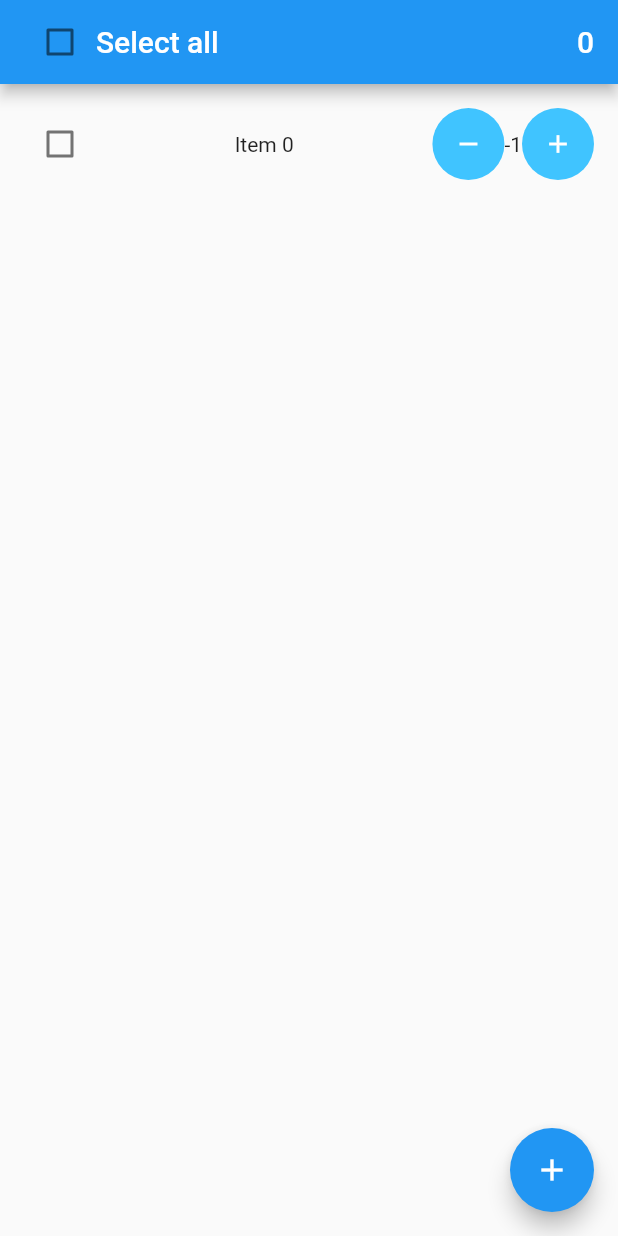
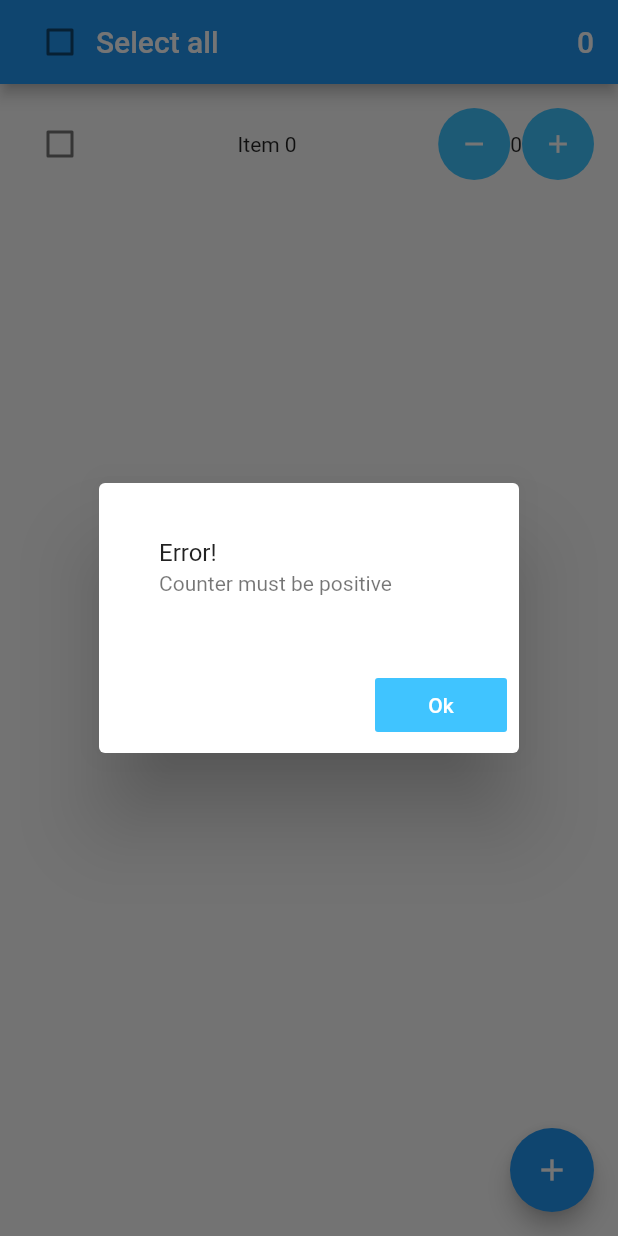
Before and after one commit to seregakd/flutter_login, a Flutter app: the ListWithChekbox screen opened directly, after a tap on the "add" icon, after a tap on the "remove" icon, on a phone screen of 412 x 824 dp. Run offline on Flutter 3.47's test engine with Material 2 defaults, Android fonts, the phone set to English and light mode, and no system bars.

```diff
--- a/lib/list_with_chekbox.dart
+++ b/lib/list_with_chekbox.dart
@@ -1,9 +1,9 @@
 import 'package:flutter/material.dart';
 import 'Item_list.dart';
 import 'Item_model.dart';
+import 'utils.dart';
 
 class ListWithChekbox extends StatefulWidget {
-
   @override
   _ListWithChekboxState createState() => _ListWithChekboxState();
 }
@@ -14,6 +14,7 @@ class _ListWithChekboxState extends State<ListWithChekbox> {
   bool _valueTitleCb = false;
   List models = <ItemModel>[];
   ItemModel itemModel;
+  var _utils = Utils();
 
   void _addItem() {
     setState(() {
@@ -57,12 +58,16 @@ class _ListWithChekboxState extends State<ListWithChekbox> {
         });
       }
     } else {
-      itemModel.counter--;
+      if (itemModel.counter > 0) {
+        itemModel.counter--;
 
-      if (itemModel.valueCheckbox) {
-        setState(() {
-          _allCount--;
-        });
+        if (itemModel.valueCheckbox) {
+          setState(() {
+            _allCount--;
+          });
+        }
+      } else {
+          _utils.viewShowDialog(context, "Counter must be positive");
       }
     }
 
--- a/lib/login_page.dart
+++ b/lib/login_page.dart
@@ -87,17 +87,17 @@ class _LoginPageState extends State<LoginPage> {
 
   void _loginPressed () {
     if (!users.containsKey(_email)) {
-      _viewShowDialog('Username not exists');
+      _viewShowDialog(context, 'Username not exists');
     } else {
       if(users[_email] != _password) {
-        _viewShowDialog('Password does not match');
+        _viewShowDialog(context, 'Password does not match');
       } else {
         Navigator.pushReplacementNamed(context, '/list');
       }
     }
   }
 
-  void _viewShowDialog(String errorMessage){
+  void _viewShowDialog(BuildContext context, String errorMessage){
     showDialog(
       context: context,
       builder: (context) => AlertDialog(
--- /dev/null
+++ b/lib/utils.dart
@@ -0,0 +1,27 @@
+import 'package:flutter/material.dart';
+
+class Utils {
+//  static final Utils _utils = Utils._internal();
+//  factory Utils() => _utils;
+//  Utils._internal();
+
+  void viewShowDialog(BuildContext context, String errorMessage){
+    showDialog(
+      context: context,
+      builder: (context) => AlertDialog(
+        content: ListTile(
+          title: Text("Error!"),
+          subtitle: Text(errorMessage),
+        ),
+        actions: <Widget>[
+          FlatButton(
+            color: Colors.lightBlueAccent,
+            textColor: Colors.white,
+            child: Text('Ok'),
+            onPressed: () => Navigator.of(context).pop(),
+          ),
+        ],
+      ),
+    );
+  }
+}
```
